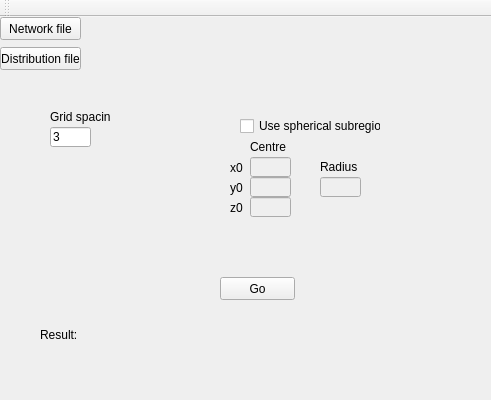
Before: the Qt Designer form Qt/Vdistancer/mainwindow.ui in gibbogle/vessel-tools, drawn with Qt 5; both pictures show x 0 to 491 and y 0 to 400 of the 963 by 400 pixel window.
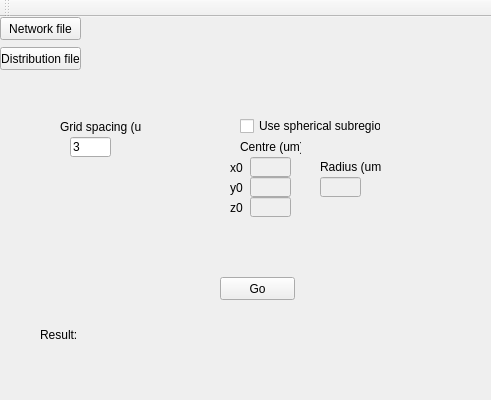
After: the same form once the commit is applied.

Commit message: Minor mods to vdistancer ui

```diff
--- a/Qt/Vdistancer/mainwindow.ui
+++ b/Qt/Vdistancer/mainwindow.ui
@@ -118,14 +118,14 @@
    <widget class="QLabel" name="labelCentre">
     <property name="geometry">
      <rect>
-      <x>250</x>
+      <x>240</x>
       <y>120</y>
-      <width>41</width>
+      <width>61</width>
       <height>20</height>
      </rect>
     </property>
     <property name="text">
-     <string>Centre</string>
+     <string>Centre (um)</string>
     </property>
    </widget>
    <widget class="QLabel" name="labelY0">
@@ -196,8 +196,8 @@
    <widget class="QLineEdit" name="lineEditGrid_dx">
     <property name="geometry">
      <rect>
-      <x>50</x>
-      <y>110</y>
+      <x>70</x>
+      <y>120</y>
       <width>41</width>
       <height>20</height>
      </rect>
@@ -209,14 +209,14 @@
    <widget class="QLabel" name="labelGrid_dx">
     <property name="geometry">
      <rect>
-      <x>50</x>
-      <y>90</y>
-      <width>61</width>
+      <x>60</x>
+      <y>100</y>
+      <width>81</width>
       <height>20</height>
      </rect>
     </property>
     <property name="text">
-     <string>Grid spacing</string>
+     <string>Grid spacing (um)</string>
     </property>
    </widget>
    <widget class="QPushButton" name="pushButtonOutFile">
@@ -237,12 +237,12 @@
      <rect>
       <x>320</x>
       <y>140</y>
-      <width>41</width>
+      <width>61</width>
       <height>20</height>
      </rect>
     </property>
     <property name="text">
-     <string>Radius</string>
+     <string>Radius (um)</string>
     </property>
    </widget>
    <widget class="QLineEdit" name="lineEditRadius">
```
Left out of the diff: 2 changed lines with no effect on the pictures. The commit also changes 2 other files.
